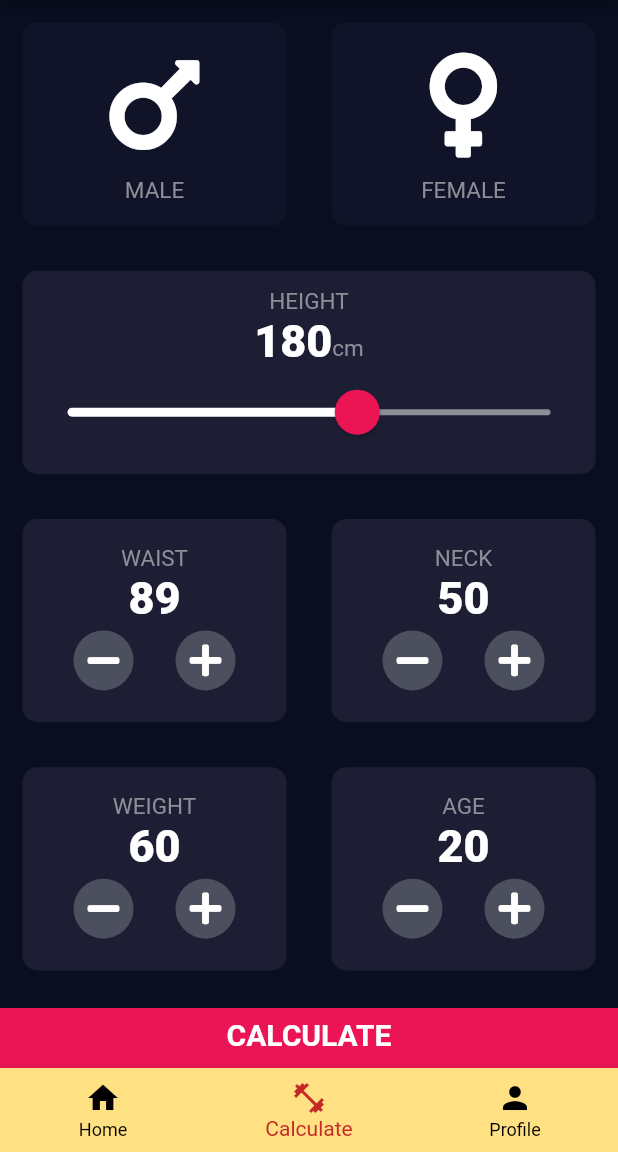
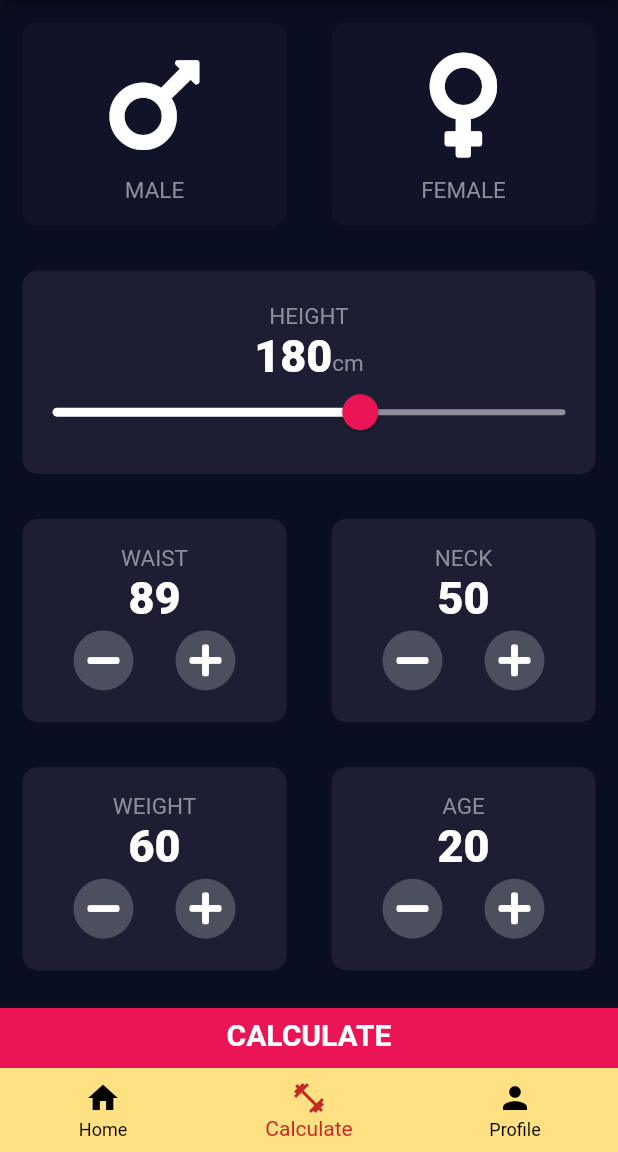
Before and after one commit to L4WLI3T/FitCalc, a Flutter app: the screen it shows after launch, after a tap on an icon or button, on a phone screen of 412 x 824 dp, the part 84-1236 px from its top. Run offline on Flutter 3.47's test engine with Material 2 defaults, Android fonts, the phone set to English and light mode, and no system bars; our stand-ins replace cloud_firestore, flutter_local_notifications, font_awesome_flutter, geocoding, geolocator, pedometer and 1 more; missing offline and left inert: flutter_logs; accounts and stored records are empty.

Commit message:
Update calculator_screen.dart

```diff
--- a/lib/screens/calculator_screen.dart
+++ b/lib/screens/calculator_screen.dart
@@ -1,4 +1,7 @@
+import 'dart:io';
+
 import 'package:flutter/material.dart';
+import 'package:flutter_bmi_calculator/screens/pedo.dart';
 import 'package:flutter_bmi_calculator/components/bottom_button.dart';
 import 'package:flutter_bmi_calculator/components/icon_content.dart';
 import 'package:flutter_bmi_calculator/components/reusable_card.dart';
@@ -6,21 +9,61 @@ import 'package:flutter_bmi_calculator/components/round_icon_button.dart';
 import 'package:font_awesome_flutter/font_awesome_flutter.dart';
 import 'package:flutter_bmi_calculator/constants.dart';
 import 'package:flutter_bmi_calculator/utils/calculate_bmi.dart';
+import 'package:geolocator/geolocator.dart';
 import 'result_screen.dart';
 import 'package:flutter_logs/flutter_logs.dart';
+import 'package:cloud_firestore/cloud_firestore.dart';
+import 'package:path_provider/path_provider.dart';
 
 
+class FitCalcStorage {
+  Future<String> get _localPath async {
+    final directory = await getExternalStorageDirectory();
+    print(directory.path);
+
+    return directory.path;
+  }
+
+  Future<File> get _localFile async {
+    final path = await _localPath;
+    return File('$path/logs.txt');
+  }
 
 
+  Future<File> writeFit(String bmi,String fat) async {
+    final file = await _localFile;
 
+    // Write the file
+    return file.writeAsString('$bmi \t $fat', mode: FileMode.append);  ////
+  }
+}
+
+void getAddressFromLatLng() async {
+    var widget;
+    String b='10';
+    String f='10';
+    return widget.storage.writeFit(b,f);
+
+}
+/*void _onItemTapped(int index) {
+  setState(() {
+    _selectedIndex = index;
+  });
+}
+*/
+final _firestore=Firestore.instance;
 enum Gender {
   male,
   female,
 }
 
 class CalculatorScreen extends StatefulWidget {
+  static String id = 'ctr';
+  const CalculatorScreen({key, this.storage}) : super(key: key);
+  final FitCalcStorage storage;
   @override
   CalculatorScreenState createState() => CalculatorScreenState();
+
 }
 
 class navState extends State<CalculatorScreen>{
@@ -47,6 +90,9 @@ class navState extends State<CalculatorScreen>{
         title: new Text('Profile'),
         ),
        ],
+       //currentIndex: _selectedIndex,
+       //selectedItemColor: Colors.amber[800],
+       //onTap: _onItemTapped,
       ),
     );
   }
@@ -59,6 +105,42 @@ class navState extends State<CalculatorScreen>{
 
 
 class CalculatorScreenState extends State<CalculatorScreen> {
+  int _selectedIndex = 1;
+  List<Widget> _widgetOptions = <Widget>[
+    Pedo(),
+    CalculatorScreen(),
+
+    //ProfilePage(),
+  ];
+  /*int _selectedIndex = 0;
+  static const TextStyle optionStyle =
+  TextStyle(fontSize: 30, fontWeight: FontWeight.bold);
+  static const List<Widget> _widgetOptions = <Widget>[
+    Text(
+      'Index 0: Home',
+      style: optionStyle,
+    ),
+    Text(
+      'Index 1: Business',
+      style: optionStyle,
+    ),
+    Text(
+      'Index 2: School',
+      style: optionStyle,
+    ),
+  ];
+
+  void _onItemTapped(int index) {
+    setState(() {
+      _selectedIndex = index;
+    });
+  }
+*/
+  //final Geolocator geolocator = Geolocator()..forceAndroidLocationManager;
+  //geolocator.forceAndroidLocationManager = true;
+  //final position = Geolocator.getCurrentPosition();
+  //Position _currentPosition;
+  //String _currentAddress;
   Gender selectedGender;
   int gender = 0;
   int height = 180;
@@ -66,7 +148,7 @@ class CalculatorScreenState extends State<CalculatorScreen> {
   int age = 20;
   int neck = 50;
   int waist = 90;
-
+  getAddressFromLatLng(){}
   @override
   Widget build(BuildContext context) {
     return Scaffold(
@@ -76,11 +158,12 @@ class CalculatorScreenState extends State<CalculatorScreen> {
       resizeToAvoidBottomPadding: false,
       bottomNavigationBar: BottomNavigationBar(
           //currentIndex: currentIndex = 0,
+        currentIndex: _selectedIndex,
           items: [
         BottomNavigationBarItem(
         icon: new Icon(Icons.home),
         title: new Text('Home'),
-       ),
+        ),
         BottomNavigationBarItem(
         icon: new Icon(Icons.fitness_center),
         title: new Text('Calculate'),
@@ -90,12 +173,23 @@ class CalculatorScreenState extends State<CalculatorScreen> {
         title: new Text('Profile'),
         ),
        ],
-        currentIndex: 1,
+        onTap: (index) {
+          if(index==0)
+            Navigator.pushNamed(context, Pedo.id);
+          else if (index ==1)
+            Navigator.pushNamed(context, CalculatorScreen.id);
+          /*setState(() {
+            _selectedIndex = index;
+          });*/
+        },
+        //currentIndex: 1,
         selectedItemColor: Colors.red[800],
         unselectedItemColor: Colors.black,
         backgroundColor: Color(0xFFFFE082),
-        //onTap: _onItemTapped,
+        //currentIndex: _selectedIndex,
+        //selectedItemColor: Colors.amber[800],
       ),
+
       body: Column(
         crossAxisAlignment: CrossAxisAlignment.stretch,
         children: <Widget>[
@@ -170,9 +264,9 @@ class CalculatorScreenState extends State<CalculatorScreen> {
                       thumbColor: Color(0xFFEB1555),
                       overlayColor: Color(0x29EB1555),
                       thumbShape:
-                      RoundSliderThumbShape(enabledThumbRadius: 15.0),
+                      RoundSliderThumbShape(enabledThumbRadius: 12.0),
                       overlayShape:
-                      RoundSliderOverlayShape(overlayRadius: 30.0),
+                      RoundSliderOverlayShape(overlayRadius: 20.0),
                     ),
                     child: Slider(
                       value: height.toDouble(),
@@ -383,7 +477,17 @@ class CalculatorScreenState extends State<CalculatorScreen> {
               logMessage = e.stackTrace.toString();*/
               BmiLogic calc =
               BmiLogic(height: height, weight: weight, gender:gender, waist:waist, neck:neck);
-
+              if(true){
+                _firestore.collection('FitnessCalculation').add({
+                  'bmi':calc.calculateBMI(),
+                  'fat':calc.calculateFP(),
+                });
+              }
+              /*if(true){
+                var x = calc.calculateBMI();
+                var y = calc.calculateFP();
+                widget.storage.writeFit(x,y);
+              }*/
               Navigator.push(
                 context,
                 MaterialPageRoute(
@@ -392,7 +496,6 @@ class CalculatorScreenState extends State<CalculatorScreen> {
                     fatResult: calc.calculateFP(),
                     resultText: calc.getResult(),
                     interpretation: calc.getInterpretation(),
-
                   ),
                 ),
               );
```
